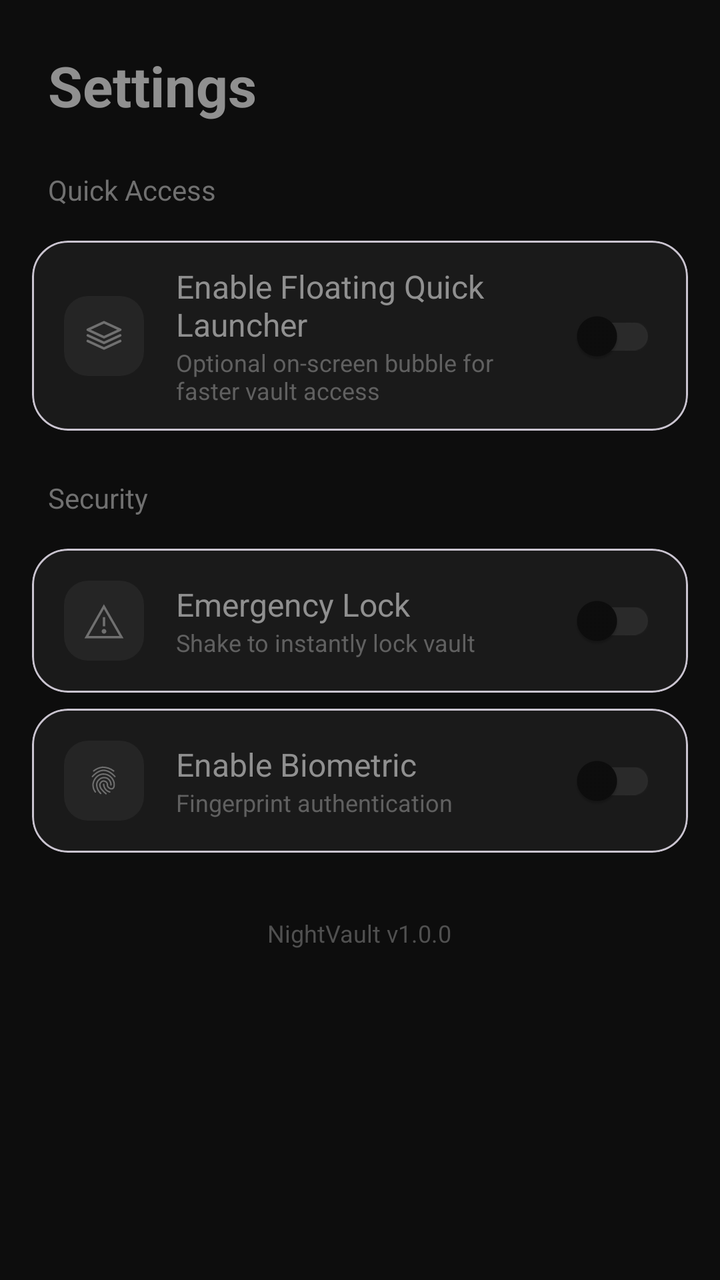
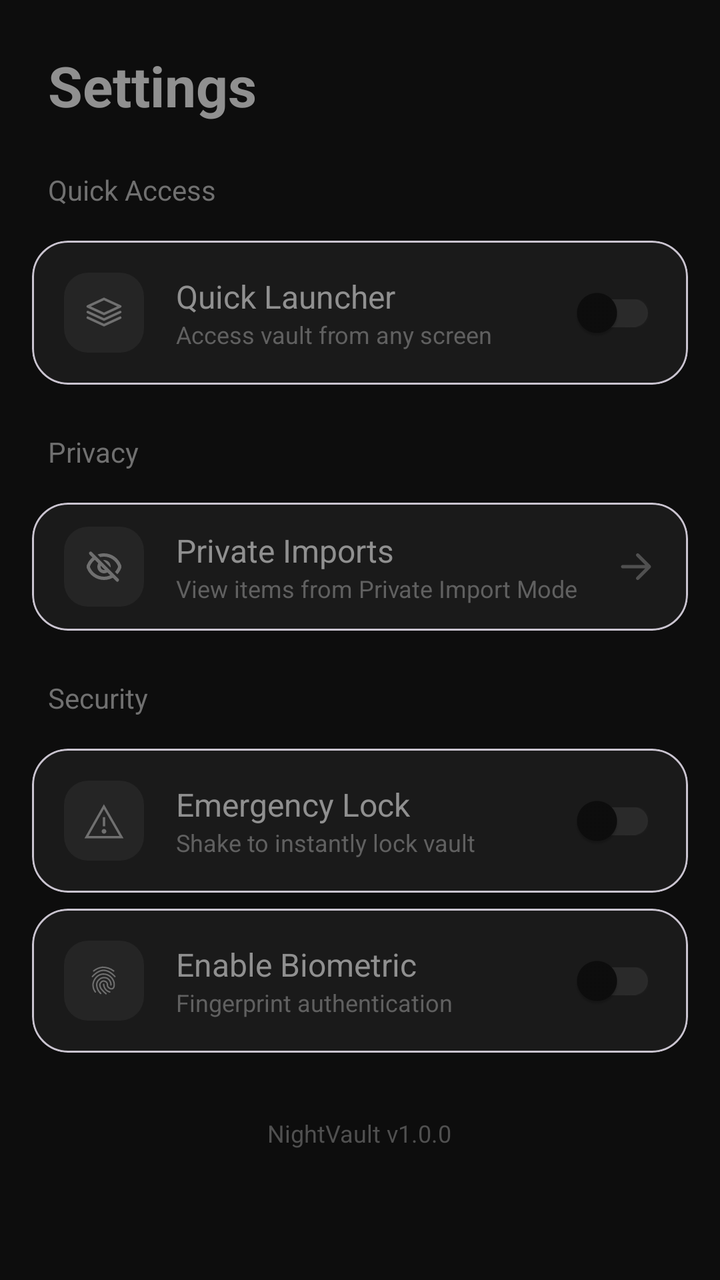

Before-and-after screenshots of an Android layout around one commit, followed by the original layout XML and the change that was made.
<!-- AndroidManifest.xml: application theme Theme.NightLibrary -->
<!-- res/layout/fragment_settings.xml -->
<?xml version="1.0" encoding="utf-8"?>
<ScrollView xmlns:android="http://schemas.android.com/apk/res/android"
    xmlns:app="http://schemas.android.com/apk/res-auto"
    xmlns:tools="http://schemas.android.com/tools"
    android:layout_width="match_parent"
    android:layout_height="match_parent"
    android:background="@color/bg_primary"
    android:fillViewport="true"
    android:scrollbars="none"
    tools:context=".settingsFragment">

    <LinearLayout
        android:layout_width="match_parent"
        android:layout_height="wrap_content"
        android:orientation="vertical"
        android:paddingTop="24dp"
        android:paddingBottom="24dp">

        
        <TextView
            android:id="@+id/tv_settings_header"
            android:layout_width="wrap_content"
            android:layout_height="wrap_content"
            android:layout_marginStart="24dp"
            android:layout_marginEnd="24dp"
            android:text="Settings"
            android:textColor="@color/text_primary"
            android:textSize="28sp"
            android:textStyle="bold" />

        
        
        
        <TextView
            style="@style/SettingsSectionHeader"
            android:text="Quick Access" />

        <com.google.android.material.card.MaterialCardView
            android:layout_marginEnd="16dp"
            android:layout_marginStart="16dp"
            style="@style/SettingsCard">

            <androidx.constraintlayout.widget.ConstraintLayout style="@style/SettingsRowContainer">

                <FrameLayout
                    android:id="@+id/container_quick_launcher"
                    style="@style/SettingsIconContainer"
                    app:layout_constraintBottom_toBottomOf="parent"
                    app:layout_constraintStart_toStartOf="parent"
                    app:layout_constraintTop_toTopOf="parent">

                    <ImageView
                        style="@style/SettingsIcon"
                        app:tint="@color/text_secondary"
                        android:src="@drawable/ic_quicklauncher"
                        tools:ignore="ContentDescription" />
                </FrameLayout>

                <LinearLayout
                    style="@style/SettingsTextContainer"
                    app:layout_constraintBottom_toBottomOf="parent"
                    app:layout_constraintEnd_toStartOf="@id/switch_quick_launcher"
                    app:layout_constraintStart_toEndOf="@id/container_quick_launcher"
                    app:layout_constraintTop_toTopOf="parent">

                    <TextView
                        style="@style/SettingsTitle"
                        android:text="Enable Floating Quick Launcher" />

                    <TextView
                        style="@style/SettingsSubtitle"
                        android:text="Optional on-screen bubble for faster vault access" />
                </LinearLayout>

                <com.google.android.material.switchmaterial.SwitchMaterial
                    android:id="@+id/switch_quick_launcher"
                    style="@style/SettingsSwitch"
                    app:layout_constraintBottom_toBottomOf="parent"
                    app:layout_constraintEnd_toEndOf="parent"
                    app:layout_constraintTop_toTopOf="parent" />
            </androidx.constraintlayout.widget.ConstraintLayout>
        </com.google.android.material.card.MaterialCardView>



        
        
        
        <TextView
            style="@style/SettingsSectionHeader"
            android:text="Security" />

        
        <com.google.android.material.card.MaterialCardView
            android:layout_marginEnd="16dp"
            android:layout_marginStart="16dp"
            style="@style/SettingsCard">

            <androidx.constraintlayout.widget.ConstraintLayout style="@style/SettingsRowContainer">

                <FrameLayout
                    android:id="@+id/container_emergency_lock"
                    style="@style/SettingsIconContainer"
                    app:layout_constraintBottom_toBottomOf="parent"
                    app:layout_constraintStart_toStartOf="parent"
                    app:layout_constraintTop_toTopOf="parent">

                    <ImageView
                        style="@style/SettingsIcon"
                        app:tint="@color/text_secondary"
                        android:src="@drawable/ic_emergencylock"
                        tools:ignore="ContentDescription" />
                </FrameLayout>

                <LinearLayout
                    style="@style/SettingsTextContainer"
                    app:layout_constraintBottom_toBottomOf="parent"
                    app:layout_constraintEnd_toStartOf="@id/switch_emergencyLock"
                    app:layout_constraintStart_toEndOf="@id/container_emergency_lock"
                    app:layout_constraintTop_toTopOf="parent">

                    <TextView
                        style="@style/SettingsTitle"
                        android:text="Emergency Lock" />

                    <TextView
                        style="@style/SettingsSubtitle"
                        android:text="Shake to instantly lock vault" />
                </LinearLayout>

                <com.google.android.material.switchmaterial.SwitchMaterial
                    android:id="@+id/switch_emergencyLock"
                    style="@style/SettingsSwitch"
                    app:layout_constraintBottom_toBottomOf="parent"
                    app:layout_constraintEnd_toEndOf="parent"
                    app:layout_constraintTop_toTopOf="parent" />
            </androidx.constraintlayout.widget.ConstraintLayout>
        </com.google.android.material.card.MaterialCardView>


        
        <com.google.android.material.card.MaterialCardView
            android:layout_marginEnd="16dp"
            android:layout_marginStart="16dp"
            style="@style/SettingsCard">

            <androidx.constraintlayout.widget.ConstraintLayout style="@style/SettingsRowContainer">

                <FrameLayout
                    android:id="@+id/container_biometric"
                    style="@style/SettingsIconContainer"
                    app:layout_constraintBottom_toBottomOf="parent"
                    app:layout_constraintStart_toStartOf="parent"
                    app:layout_constraintTop_toTopOf="parent">

                    <ImageView
                        style="@style/SettingsIcon"
                        android:layout_width="17dp"
                        android:layout_height="15dp"
                        android:src="@drawable/fingerprint"
                        app:tint="@color/text_secondary"
                        tools:ignore="ContentDescription" />
                </FrameLayout>

                <LinearLayout
                    style="@style/SettingsTextContainer"
                    app:layout_constraintBottom_toBottomOf="parent"
                    app:layout_constraintEnd_toStartOf="@id/switch_biometric"
                    app:layout_constraintStart_toEndOf="@id/container_biometric"
                    app:layout_constraintTop_toTopOf="parent">

                    <TextView
                        style="@style/SettingsTitle"
                        android:text="Enable Biometric" />

                    <TextView
                        style="@style/SettingsSubtitle"
                        android:text="Fingerprint authentication" />
                </LinearLayout>

                <com.google.android.material.switchmaterial.SwitchMaterial
                    android:id="@+id/switch_biometric"
                    style="@style/SettingsSwitch"
                    app:layout_constraintBottom_toBottomOf="parent"
                    app:layout_constraintEnd_toEndOf="parent"
                    app:layout_constraintTop_toTopOf="parent" />
            </androidx.constraintlayout.widget.ConstraintLayout>
        </com.google.android.material.card.MaterialCardView>

        
        <TextView
            android:layout_width="wrap_content"
            android:layout_height="wrap_content"
            android:layout_gravity="center_horizontal"
            android:layout_marginTop="32dp"
            android:text="NightVault v1.0.0"
            android:textColor="@color/text_muted"
            android:textSize="12sp" />
    </LinearLayout>
</ScrollView>
<!-- resources referenced by this layout -->
<resources>
  <color name="bg_primary">#0D0D0D</color>
  <color name="text_muted">#505050</color>
  <color name="text_primary">#909090</color>
  <color name="text_secondary">#707070</color>
  <style name="SettingsIcon">
          <item name="android:layout_width">20dp</item>
          <item name="android:layout_height">20dp</item>
          <item name="android:layout_gravity">center</item>
          <item name="android:tint">@color/text_secondary</item>
      </style>
  <style name="SettingsIconContainer">
          <item name="android:layout_width">40dp</item>
          <item name="android:layout_height">40dp</item>
          <item name="android:background">@drawable/bg_icon_container</item>
      </style>
  <style name="SettingsTextContainer">
          <item name="android:layout_width">0dp</item>
          <item name="android:layout_height">wrap_content</item>
          <item name="android:layout_marginStart">16dp</item>
          <item name="android:orientation">vertical</item>
      </style>
  <color name="bg_secondary">#1A1A1A</color>
  <!-- drawable bg_icon_container (drawable) -->
  <?xml version="1.0" encoding="utf-8"?>
  <shape xmlns:android="http://schemas.android.com/apk/res/android"
      android:shape="rectangle">
      <corners android:radius="12dp"/>
      <solid android:color="@color/progress_background"/>
  
  </shape>
  <color name="text_tertiary">#606060</color>
  <color name="toggle_knob">#0D0D0D</color>
  <color name="nav_active">#808080</color>
  <color name="progress_background">#252525</color>
  <!-- unchanged entries left out for length: 10 -->
</resources>

<!-- the commit's change to res/layout/fragment_settings.xml (unified diff, before → after) -->
@@ -7,7 +7,7 @@
     android:background="@color/bg_primary"
     android:fillViewport="true"
     android:scrollbars="none"
-    tools:context=".settingsFragment">
+    tools:context=".SettingsFragment">
 
     <LinearLayout
         android:layout_width="match_parent"
@@ -51,29 +51,29 @@
 
                     <ImageView
                         style="@style/SettingsIcon"
-                        app:tint="@color/text_secondary"
                         android:src="@drawable/ic_quicklauncher"
-                        tools:ignore="ContentDescription" />
-                </FrameLayout>
-
-                <LinearLayout
-                    style="@style/SettingsTextContainer"
-                    app:layout_constraintBottom_toBottomOf="parent"
-                    app:layout_constraintEnd_toStartOf="@id/switch_quick_launcher"
+                        app:tint="@color/text_secondary"
+                        tools:ignore="ContentDescription" />
+                </FrameLayout>
+
+                <LinearLayout
+                    style="@style/SettingsTextContainer"
+                    app:layout_constraintBottom_toBottomOf="parent"
+                    app:layout_constraintEnd_toStartOf="@id/switch_quickLauncher"
                     app:layout_constraintStart_toEndOf="@id/container_quick_launcher"
                     app:layout_constraintTop_toTopOf="parent">
 
                     <TextView
                         style="@style/SettingsTitle"
-                        android:text="Enable Floating Quick Launcher" />
-
-                    <TextView
-                        style="@style/SettingsSubtitle"
-                        android:text="Optional on-screen bubble for faster vault access" />
+                        android:text="Quick Launcher" />
+
+                    <TextView
+                        style="@style/SettingsSubtitle"
+                        android:text="Access vault from any screen" />
                 </LinearLayout>
 
                 <com.google.android.material.switchmaterial.SwitchMaterial
-                    android:id="@+id/switch_quick_launcher"
+                    android:id="@+id/switch_quickLauncher"
                     style="@style/SettingsSwitch"
                     app:layout_constraintBottom_toBottomOf="parent"
                     app:layout_constraintEnd_toEndOf="parent"
@@ -81,7 +81,89 @@
             </androidx.constraintlayout.widget.ConstraintLayout>
         </com.google.android.material.card.MaterialCardView>
 
-
+        
+        
+        
+        <TextView
+            style="@style/SettingsSectionHeader"
+            android:text="Privacy" />
+
+        <com.google.android.material.card.MaterialCardView
+            android:id="@+id/card_private_imports"
+            android:layout_marginEnd="16dp"
+            android:layout_marginStart="16dp"
+            style="@style/SettingsCard"
+            android:clickable="true"
+            android:focusable="true">
+
+            <androidx.constraintlayout.widget.ConstraintLayout style="@style/SettingsRowContainer">
+
+                <FrameLayout
+                    android:id="@+id/container_private"
+                    style="@style/SettingsIconContainer"
+                    app:layout_constraintBottom_toBottomOf="parent"
+                    app:layout_constraintStart_toStartOf="parent"
+                    app:layout_constraintTop_toTopOf="parent">
+
+                    <ImageView
+                        style="@style/SettingsIcon"
+                        app:tint="@color/text_secondary"
+                        android:src="@drawable/ic_hide"
+                        tools:ignore="ContentDescription" />
+                </FrameLayout>
+
+                <LinearLayout
+                    style="@style/SettingsTextContainer"
+                    app:layout_constraintBottom_toBottomOf="parent"
+                    app:layout_constraintEnd_toStartOf="@id/container_private_badge"
+                    app:layout_constraintStart_toEndOf="@id/container_private"
+                    app:layout_constraintTop_toTopOf="parent">
+
+                    <TextView
+                        style="@style/SettingsTitle"
+                        android:text="Private Imports" />
+
+                    <TextView
+                        android:id="@+id/tv_private_count"
+                        style="@style/SettingsSubtitle"
+                        android:text="View items from Private Import Mode" />
+                </LinearLayout>
+
+                <LinearLayout
+                    android:id="@+id/container_private_badge"
+                    android:layout_width="wrap_content"
+                    android:layout_height="wrap_content"
+                    android:orientation="horizontal"
+                    android:gravity="center_vertical"
+                    app:layout_constraintBottom_toBottomOf="parent"
+                    app:layout_constraintEnd_toEndOf="parent"
+                    app:layout_constraintTop_toTopOf="parent">
+
+                    <TextView
+                        android:id="@+id/tv_badge_new"
+                        android:layout_width="wrap_content"
+                        android:layout_height="wrap_content"
+                        android:background="@drawable/bg_badge_new"
+                        android:paddingStart="8dp"
+                        android:paddingEnd="8dp"
+                        android:paddingTop="2dp"
+                        android:paddingBottom="2dp"
+                        android:text="NEW"
+                        android:textColor="@color/white"
+                        android:textSize="10sp"
+                        android:textStyle="bold"
+                        android:visibility="gone"
+                        tools:visibility="visible" />
+
+                    <ImageView
+                        android:layout_width="20dp"
+                        android:layout_height="20dp"
+                        android:layout_marginStart="8dp"
+                        android:src="@drawable/ic_arrow_right"
+                        app:tint="@color/text_muted" />
+                </LinearLayout>
+            </androidx.constraintlayout.widget.ConstraintLayout>
+        </com.google.android.material.card.MaterialCardView>
 
         
         
<!-- resource entries referenced after the edit -->
@@ -4,6 +4,41 @@
   <color name="text_muted">#505050</color>
   <color name="text_primary">#909090</color>
   <color name="text_secondary">#707070</color>
+  <color name="white">#FFFFFFFF</color>
+  <!-- drawable bg_badge_new (drawable) -->
+  <?xml version="1.0" encoding="utf-8"?>
+  <shape xmlns:android="http://schemas.android.com/apk/res/android">
+      <solid android:color="#FF3B30" /> 
+      <corners android:radius="4dp" />
+  </shape>
+  <!-- drawable ic_arrow_right (drawable) -->
+  <vector xmlns:android="http://schemas.android.com/apk/res/android"
+      android:width="24dp"
+      android:height="24dp"
+      android:viewportWidth="24"
+      android:viewportHeight="24">
+    <path
+        android:pathData="M12.293,4.293C12.683,3.902 13.317,3.902 13.707,4.293L20.707,11.293C21.098,11.683 21.098,12.317 20.707,12.707L13.707,19.707C13.317,20.098 12.683,20.098 12.293,19.707C11.902,19.317 11.902,18.683 12.293,18.293L17.586,13H4C3.448,13 3,12.552 3,12C3,11.448 3.448,11 4,11H17.586L12.293,5.707C11.902,5.317 11.902,4.683 12.293,4.293Z"
+        android:fillColor="@color/text_secondary"
+        android:fillType="evenOdd"/>
+  </vector>
+  <!-- drawable ic_hide (drawable) -->
+  <vector xmlns:android="http://schemas.android.com/apk/res/android"
+      android:width="800dp"
+      android:height="800dp"
+      android:viewportWidth="24"
+      android:viewportHeight="24">
+    <path
+        android:pathData="M4,4L20,20"
+        android:strokeWidth="2"
+        android:fillColor="#00000000"
+        android:strokeColor="#000000"
+        android:strokeLineCap="round"/>
+    <path
+        android:pathData="M6.223,5.637C4.192,6.893 2.601,8.791 1.732,11.047C1.496,11.66 1.496,12.34 1.732,12.953C3.319,17.073 7.316,20 12,20C14.422,20 16.661,19.217 18.477,17.892L17.042,16.456C15.603,17.431 13.868,18 12,18C8.171,18 4.898,15.608 3.598,12.234C3.54,12.083 3.54,11.917 3.598,11.766C4.367,9.769 5.828,8.116 7.685,7.1L6.223,5.637ZM9.48,8.894C8.577,9.627 8,10.746 8,12C8,14.209 9.791,16 12,16C13.254,16 14.373,15.423 15.106,14.52L13.677,13.091C13.32,13.638 12.702,14 12,14C10.895,14 10,13.105 10,12C10,11.298 10.362,10.68 10.909,10.323L9.48,8.894ZM15.963,12.549L11.451,8.037C11.631,8.013 11.814,8 12,8C14.209,8 16,9.791 16,12C16,12.186 15.987,12.369 15.963,12.549ZM18.568,15.154C19.354,14.315 19.981,13.326 20.402,12.234C20.46,12.083 20.46,11.917 20.402,11.766C19.102,8.392 15.829,6 12,6C11.208,6 10.44,6.102 9.709,6.294L8.119,4.704C9.325,4.249 10.634,4 12,4C16.684,4 20.681,6.927 22.268,11.047C22.504,11.66 22.504,12.34 22.268,12.953C21.746,14.307 20.964,15.533 19.982,16.568L18.568,15.154Z"
+        android:fillColor="#000000"
+        android:fillType="evenOdd"/>
+  </vector>
   <style name="SettingsIcon">
           <item name="android:layout_width">20dp</item>
           <item name="android:layout_height">20dp</item>
